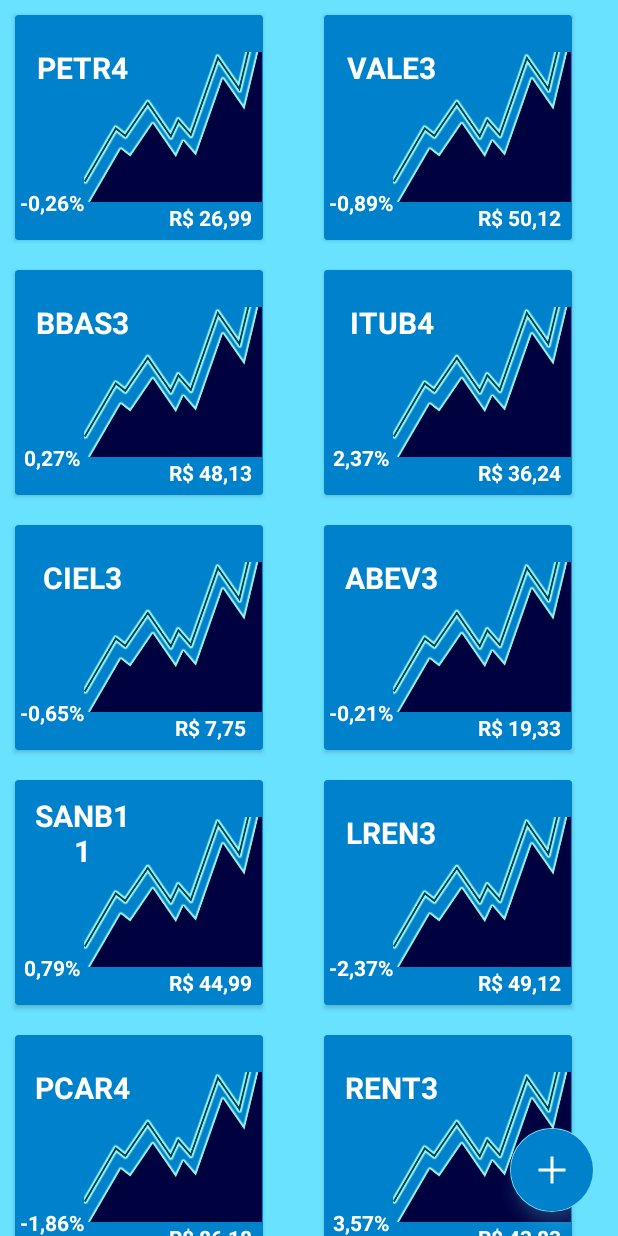
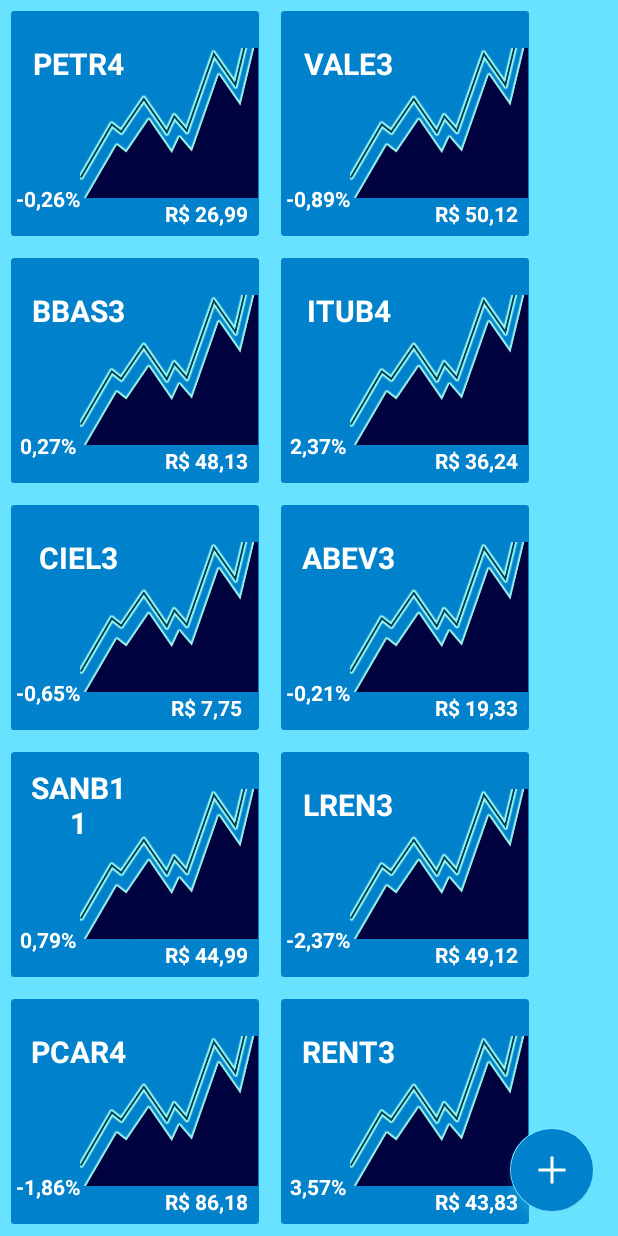
Before and after one commit to erikAntunes/ApphandUp, an Android app: the screen it shows after launch (HomeActivity), on a phone screen of 412 x 824 dp. Run offline under Robolectric (Android 15) with nearby library versions, the phone set to English and light mode, and no system bars; our stand-ins replace FlexboxLayout.

Commit message:
Sprint 1.5 pronto

```diff
--- a/app/build.gradle
+++ b/app/build.gradle
@@ -24,6 +24,10 @@
     // Circle View
     implementation 'de.hdodenhof:circleimageview:3.0.1'
 
+
+    // Flexbox
+    implementation 'com.google.android:flexbox:1.1.0'
+
     implementation fileTree(dir: 'libs', include: ['*.jar'])
     implementation 'androidx.appcompat:appcompat:1.0.2'
     implementation 'androidx.constraintlayout:constraintlayout:1.1.3'
--- a/app/src/main/res/layout/content_home.xml
+++ b/app/src/main/res/layout/content_home.xml
@@ -1,5 +1,7 @@
 <?xml version="1.0" encoding="utf-8"?>
-<androidx.constraintlayout.widget.ConstraintLayout xmlns:android="http://schemas.android.com/apk/res/android"
+<androidx.constraintlayout.widget.ConstraintLayout
+
+    xmlns:android="http://schemas.android.com/apk/res/android"
     xmlns:app="http://schemas.android.com/apk/res-auto"
     xmlns:tools="http://schemas.android.com/tools"
     android:layout_width="match_parent"
@@ -9,14 +11,32 @@
     android:background="@color/lightBlue"
     tools:showIn="@layout/activity_home">
 
-    <androidx.recyclerview.widget.RecyclerView
-        android:id="@+id/recycler_quote_view_id"
-        android:layout_width="match_parent"
+    <com.google.android.flexbox.FlexboxLayout
+        android:layout_width="wrap_content"
         android:layout_height="match_parent"
+        android:layout_marginStart="1dp"
+        android:layout_marginEnd="1dp"
+        android:gravity="center"
+        app:flexWrap="wrap"
+        app:justifyContent="flex_start"
         app:layout_constraintBottom_toBottomOf="parent"
         app:layout_constraintEnd_toEndOf="parent"
         app:layout_constraintStart_toStartOf="parent"
-        app:layout_constraintTop_toTopOf="parent" />
+        app:layout_constraintTop_toTopOf="parent"
+        app:showDivider="beginning|end|middle">
+
+
+        <androidx.recyclerview.widget.RecyclerView
+            android:id="@+id/recycler_quote_view_id"
+            android:layout_width="match_parent"
+            android:layout_height="match_parent"
+            android:layout_gravity="center_horizontal"
+            app:layout_constraintBottom_toBottomOf="parent"
+            app:layout_constraintEnd_toEndOf="parent"
+            app:layout_constraintStart_toStartOf="parent"
+            app:layout_constraintTop_toTopOf="parent" />
+
+    </com.google.android.flexbox.FlexboxLayout>
 
 
 
--- a/app/src/main/res/layout/quote_celula.xml
+++ b/app/src/main/res/layout/quote_celula.xml
@@ -1,14 +1,21 @@
 <?xml version="1.0" encoding="utf-8"?>
+<LinearLayout
+
+    xmlns:android="http://schemas.android.com/apk/res/android"
+    android:layout_width="wrap_content"
+    android:layout_height="wrap_content"
+    android:layout_margin="7dp"
+    android:gravity="center"
+
+    android:orientation="vertical">
+
+
 <androidx.cardview.widget.CardView
     xmlns:android="http://schemas.android.com/apk/res/android"
-    xmlns:app="http://schemas.android.com/apk/res-auto"
-    xmlns:tools="http://schemas.android.com/tools"
     android:orientation="horizontal"
     android:layout_width="165dp"
     android:layout_height="150dp"
-    android:layout_marginLeft="10dp"
-    android:layout_marginTop="10dp"
-    android:layout_marginBottom="10dp"
+    android:layout_gravity="center"
     android:outlineAmbientShadowColor="@color/darkBlue"
     android:backgroundTint="@color/darkBlue">
 
@@ -66,3 +73,5 @@
 
 
 </androidx.cardview.widget.CardView>
+
+</LinearLayout>
```
